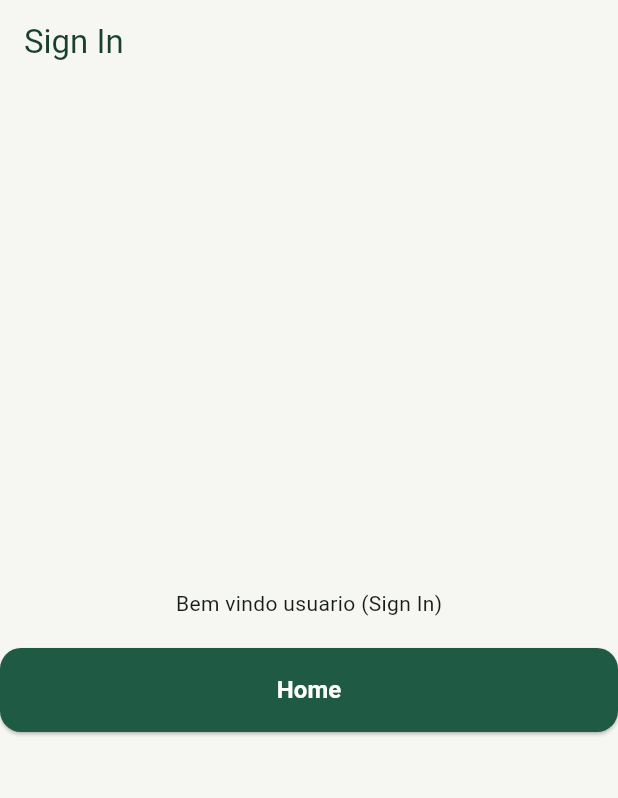
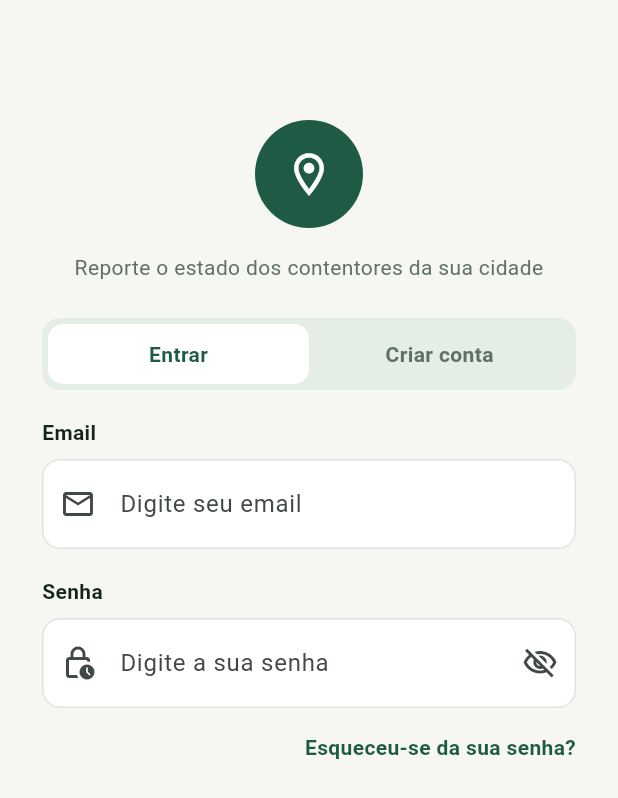
Before and after one commit to humayrafarage786-ship-it/github-projects, a Flutter app: the SignInScreen screen opened by its route, on a phone screen of 412 x 824 dp. Shown: the top 798 px of the screen. Run offline on Flutter 3.47's test engine with Material 3 defaults, Android fonts, the phone set to English and light mode, and no system bars; our stand-ins replace go_router.

Commit message:
design tela de login

```diff
--- a/mobile/h_eco/lib/screens/sign_in/sign_in_screen.dart
+++ b/mobile/h_eco/lib/screens/sign_in/sign_in_screen.dart
@@ -1,26 +1,138 @@
 import 'package:flutter/material.dart';
 import 'package:go_router/go_router.dart';
 
-class SignInScreen extends StatelessWidget {
+import '../../app/theme/app_colors.dart';
+import '../../widgets/common/auth_tab_switcher.dart';
+import '../../widgets/inputs/app_text_field.dart';
+
+class SignInScreen extends StatefulWidget {
   const SignInScreen({super.key});
+
+  @override
+  State<SignInScreen> createState() => _SignInScreenState();
+}
+
+class _SignInScreenState extends State<SignInScreen> {
+  int selectedTab = 0;
+  bool obscuredPassword = true;
+
+  void showMessage(String message) {
+    ScaffoldMessenger.of(context).showSnackBar(SnackBar(content: Text(message)));
+  }
 
   @override
   Widget build(BuildContext context) {
     return Scaffold(
-      appBar: AppBar(title: const Text('Sign In')),
-      body: Center(
-        child: Column(
-          mainAxisAlignment: MainAxisAlignment.center,
-          children: [
-            const Text('Bem vindo usuario (Sign In)'),
+      body: SafeArea(
+        child: SingleChildScrollView(
+          child: Padding(
+            padding: const EdgeInsets.symmetric(horizontal: 28),
+            child: Column(
+              crossAxisAlignment: CrossAxisAlignment.start,
+              children: [
+                const SizedBox(height: 80),
 
-            const SizedBox(height: 20),
+                //Logo
+                Center(
+                  child: Column(
+                    children: [
+                      Container(
+                        width: 72,
+                        height: 72,
+                        decoration: const BoxDecoration(
+                          color: AppColors.primary,
+                          shape: BoxShape.circle,
+                        ),
+                        child: const Icon(
+                          Icons.location_on_outlined,
+                          color: Colors.white,
+                          size: 34,
+                        ),
+                      ),
 
-            ElevatedButton(
-              onPressed: () => context.push('/'),
-              child: const Text('Home'),
+                      const SizedBox(height: 16),
+
+                      const Text(
+                        'Reporte o estado dos contentores da sua cidade',
+                        textAlign: TextAlign.center,
+                        style: TextStyle(
+                          fontSize: 14,
+                          color: AppColors.textSecondary,
+                        ),
+                      ),
+                    ],
+                  ),
+                ),
+
+                const SizedBox(height: 24),
+
+                //Entrar/criar conta
+                AuthTabSwitcher(
+                  selectedIndex: selectedTab,
+                  onChange: (index) {
+                    setState(() {
+                      selectedTab = index;
+                    });
+                  },
+                ),
+
+                const SizedBox(height: 18),
+
+                // email
+                const AppTextField(
+                  label: 'Email',
+                  descriptionText: 'Digite seu email',
+                  icon: Icons.email_outlined,
+                  keyboardType: TextInputType.emailAddress,
+                ),
+
+                const SizedBox(height: 18),
+
+                // password
+                AppTextField(
+                  label: 'Senha',
+                  descriptionText: 'Digite a sua senha',
+                  icon: Icons.lock_clock_outlined,
+                  obscureText: obscuredPassword,
+                  suffixIcon: IconButton(
+                    icon: Icon(
+                      obscuredPassword
+                          ? Icons.visibility_off_outlined
+                          : Icons.visibility_outlined,
+                    ),
+                    onPressed: () {
+                      setState(() {
+                        obscuredPassword = !obscuredPassword;
+                      });
+                    },
+                  ),
+                ),
+
+                const SizedBox(height: 16),
+
+                Align(
+                  alignment: Alignment.centerRight,
+                  child: GestureDetector(
+                    onTap: () {
+                      showMessage('Recuperação de senha');
+                    },
+                    child: const Text(
+                      'Esqueceu-se da sua senha?',
+                      style: TextStyle(
+                        color: AppColors.primary,
+                        fontSize: 14,
+                        fontWeight: FontWeight.w600
+                      ),
+                    ),
+                  ),
+                ),
+
+                const SizedBox(height: 18),
+
+                // botao entrar
+              ],
             ),
-          ],
+          ),
         ),
       ),
     );
--- /dev/null
+++ b/mobile/h_eco/lib/widgets/buttons/primary_button.dart
@@ -0,0 +1,21 @@
+import 'package:flutter/material.dart';
+
+class PrimaryButton extends StatelessWidget {
+  final String displayText;
+  final VoidCallback onPressed;
+
+  const PrimaryButton({
+    super.key,
+    required this.displayText,
+    required this.onPressed,
+  });
+
+  @override
+  Widget build(BuildContext context) {
+    return SizedBox(
+      width: double.infinity,
+      height: 56,
+      child: ElevatedButton(onPressed: onPressed, child: Text(displayText)),
+    );
+  }
+}
--- /dev/null
+++ b/mobile/h_eco/lib/widgets/common/auth_tab_switcher.dart
@@ -0,0 +1,54 @@
+import 'package:flutter/material.dart';
+
+import '../../app/theme/app_colors.dart';
+
+class AuthTabSwitcher extends StatelessWidget {
+  final int selectedIndex;
+  final ValueChanged<int> onChange;
+
+  const AuthTabSwitcher({
+    super.key,
+    required this.selectedIndex,
+    required this.onChange,
+  });
+
+  @override
+  Widget build(BuildContext context) {
+    return Container(
+      height: 48,
+      padding: const EdgeInsets.all(4),
+      decoration: BoxDecoration(
+        color: AppColors.secondary,
+        borderRadius: BorderRadius.circular(12),
+      ),
+      child: Row(
+        children: [_buildTab('Entrar', 0), _buildTab('Criar conta', 1)],
+      ),
+    );
+  }
+
+  Widget _buildTab(String text, int index) {
+    final bool isSelected = selectedIndex == index;
+
+    return Expanded(
+      child: GestureDetector(
+        onTap: () => onChange(index),
+        child: Container(
+          decoration: BoxDecoration(
+            color: isSelected ? Colors.white : Colors.transparent,
+            borderRadius: BorderRadius.circular(10),
+          ),
+          alignment: Alignment.center,
+          child: Text(
+            text,
+            style: TextStyle(
+              color: isSelected ? AppColors.primary : AppColors.textSecondary,
+              fontWeight: FontWeight.w600,
+              fontSize: 14,
+            ),
+          ),
+        ),
+      ),
+    );
+  }
+}
--- /dev/null
+++ b/mobile/h_eco/lib/widgets/inputs/app_text_field.dart
@@ -0,0 +1,44 @@
+import 'package:flutter/material.dart';
+
+import '../../app/theme/app_text_styles.dart';
+
+class AppTextField extends StatelessWidget {
+  final String label;
+  final String descriptionText;
+  final IconData icon;
+  final bool obscureText;
+  final TextInputType keyboardType;
+  final Widget? suffixIcon;
+
+  const AppTextField({
+    super.key,
+    required this.label,
+    required this.descriptionText,
+    required this.icon,
+    this.obscureText = false,
+    this.suffixIcon,
+    this.keyboardType = TextInputType.text,
+  });
+
+  @override
+  Widget build(BuildContext context) {
+    return Column(
+      crossAxisAlignment: CrossAxisAlignment.start,
+      children: [
+        Text(label, style: AppTextStyles.label),
+
+        const SizedBox(height: 8),
+
+        TextField(
+          obscureText: obscureText,
+          keyboardType: keyboardType,
+          decoration: InputDecoration(
+            hintText: descriptionText,
+            prefixIcon: Icon(icon),
+            suffixIcon: suffixIcon,
+          ),
+        ),
+      ],
+    );
+  }
+}
```
